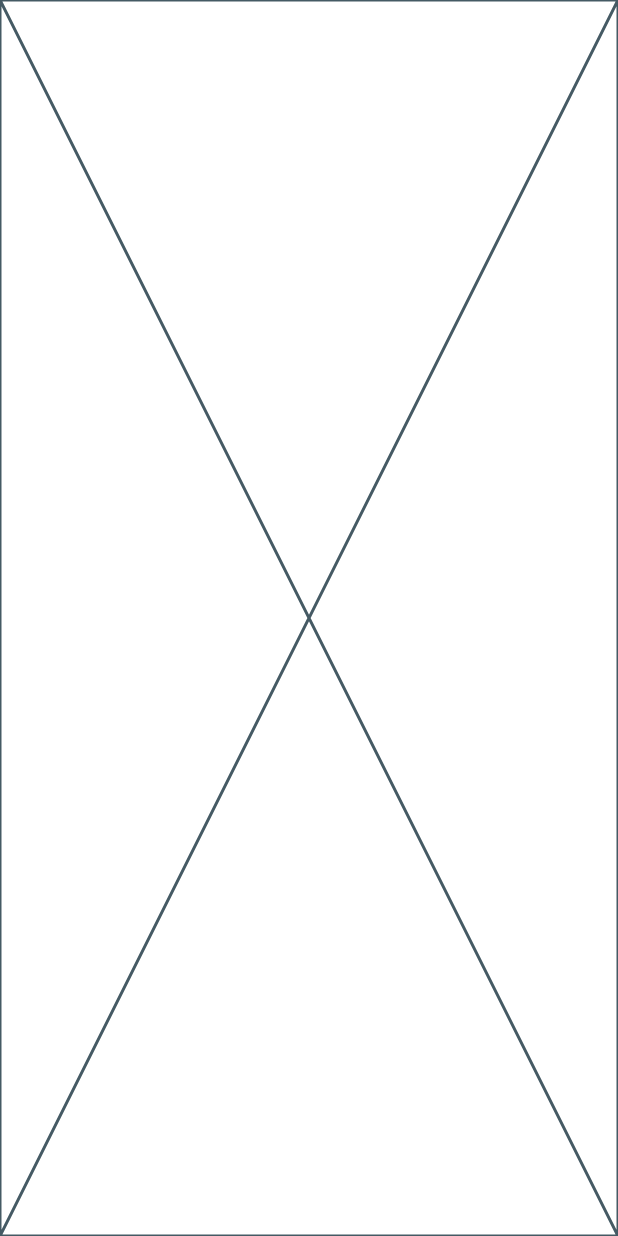
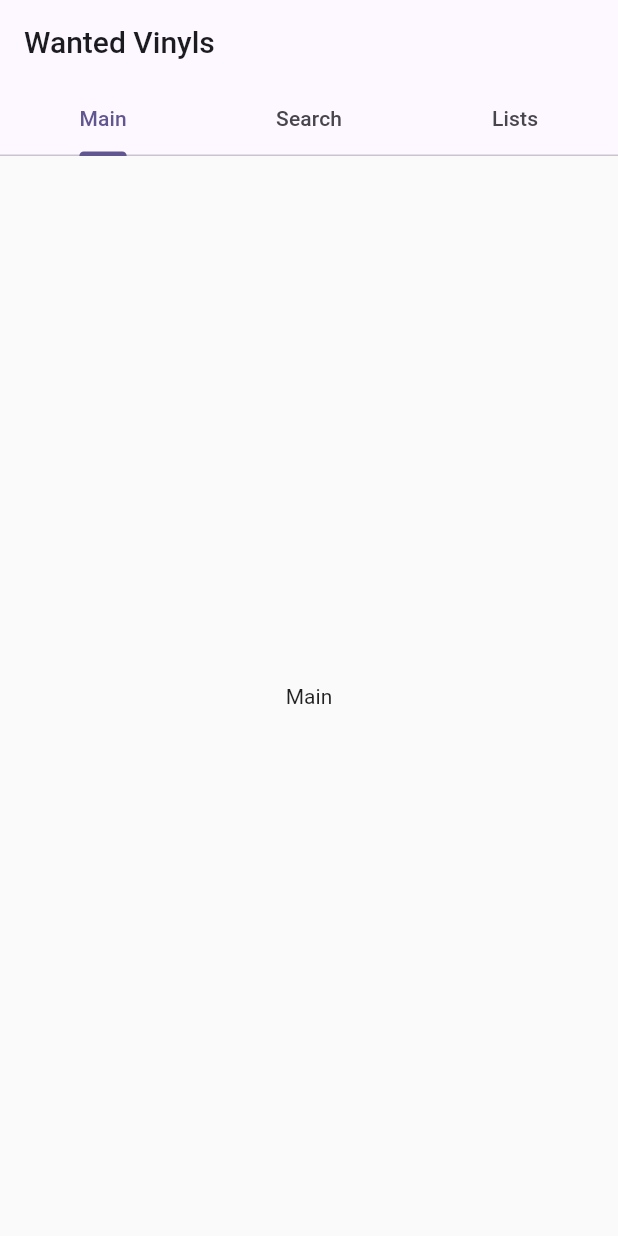
Before and after one commit to stratosfloor/vinyls, a Flutter app: the screen it shows after launch, on a phone screen of 412 x 824 dp. Run offline on Flutter 3.47's test engine with Material 2 defaults, Android fonts, the phone set to English and light mode, and no system bars.

Commit message:
Implemente tabcontroller witch basic empty screens

```diff
--- a/lib/main.dart
+++ b/lib/main.dart
@@ -1,4 +1,5 @@
 import 'package:flutter/material.dart';
+import 'package:wanted_vinyls/screens/start.dart';
 
 void main() {
   runApp(const App());
@@ -16,7 +17,7 @@ class App extends StatelessWidget {
         colorScheme: ColorScheme.fromSeed(
             seedColor: const Color.fromARGB(255, 63, 17, 177)),
       ),
-      home: const Placeholder(),
+      home: const StartScreen(),
     );
   }
 }
--- /dev/null
+++ b/lib/screens/lists.dart
@@ -0,0 +1,12 @@
+import 'package:flutter/material.dart';
+
+class ListsScreen extends StatelessWidget {
+  const ListsScreen({super.key});
+
+  @override
+  Widget build(BuildContext context) {
+    return const Center(
+      child: Text('Lists'),
+    );
+  }
+}
--- /dev/null
+++ b/lib/screens/main.dart
@@ -0,0 +1,12 @@
+import 'package:flutter/material.dart';
+
+class MainScreen extends StatelessWidget {
+  const MainScreen({super.key});
+
+  @override
+  Widget build(BuildContext context) {
+    return const Center(
+      child: Text('Main'),
+    );
+  }
+}
--- /dev/null
+++ b/lib/screens/search.dart
@@ -0,0 +1,12 @@
+import 'package:flutter/material.dart';
+
+class SearchScreen extends StatelessWidget {
+  const SearchScreen({super.key});
+
+  @override
+  Widget build(BuildContext context) {
+    return const Center(
+      child: Text('Search'),
+    );
+  }
+}
--- /dev/null
+++ b/lib/screens/start.dart
@@ -0,0 +1,37 @@
+import 'package:flutter/material.dart';
+import 'package:wanted_vinyls/screens/lists.dart';
+import 'package:wanted_vinyls/screens/main.dart';
+import 'package:wanted_vinyls/screens/search.dart';
+
+const tabs = ['Main', 'Search', 'Lists'];
+
+class StartScreen extends StatelessWidget {
+  const StartScreen({super.key});
+
+  @override
+  Widget build(BuildContext context) {
+    return DefaultTabController(
+      length: tabs.length,
+      child: Scaffold(
+        appBar: AppBar(
+          title: const Text('Wanted Vinyls'),
+          notificationPredicate: (ScrollNotification notification) {
+            return notification.depth == 1;
+          },
+          scrolledUnderElevation: 4,
+          shadowColor: Theme.of(context).colorScheme.surface,
+          bottom: TabBar(
+            tabs: <Widget>[for (var tab in tabs) Tab(text: tab)],
+          ),
+        ),
+        body: const TabBarView(
+          children: <Widget>[
+            MainScreen(),
+            SearchScreen(),
+            ListsScreen(),
+          ],
+        ),
+      ),
+    );
+  }
+}
```
